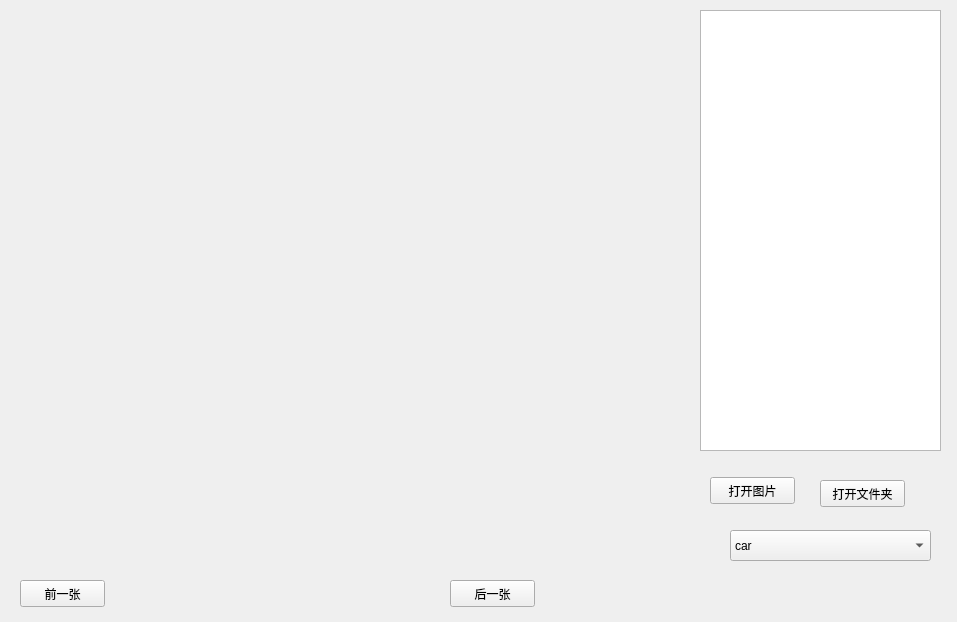
This is mainwindows.ui in 28877110/ImageAnnotation as Qt 5 draws it before an edit. The edited form follows.
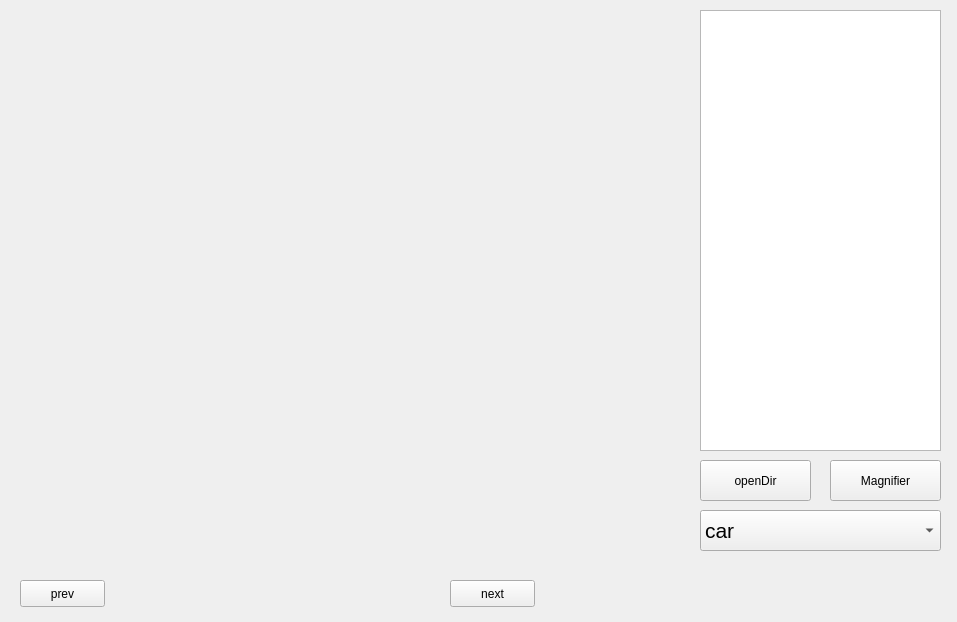
This is the edited form.

```diff
--- a/mainwindows.ui
+++ b/mainwindows.ui
@@ -13,30 +13,17 @@
   <property name="windowTitle">
    <string>Form</string>
   </property>
-  <widget class="QPushButton" name="open_image">
-   <property name="geometry">
-    <rect>
-     <x>710</x>
-     <y>477</y>
-     <width>85</width>
-     <height>27</height>
-    </rect>
-   </property>
-   <property name="text">
-    <string>打开图片</string>
-   </property>
-  </widget>
   <widget class="QPushButton" name="open_file">
    <property name="geometry">
     <rect>
-     <x>820</x>
-     <y>480</y>
-     <width>85</width>
-     <height>27</height>
+     <x>700</x>
+     <y>460</y>
+     <width>111</width>
+     <height>41</height>
     </rect>
    </property>
    <property name="text">
-    <string>打开文件夹</string>
+    <string>openDir</string>
    </property>
   </widget>
   <widget class="QListWidget" name="file_list">
@@ -59,7 +46,7 @@
     </rect>
    </property>
    <property name="text">
-    <string>前一张</string>
+    <string>prev</string>
    </property>
   </widget>
   <widget class="QPushButton" name="next_image">
@@ -72,18 +59,29 @@
     </rect>
    </property>
    <property name="text">
-    <string>后一张</string>
+    <string>next</string>
    </property>
   </widget>
   <widget class="QComboBox" name="check_box">
    <property name="geometry">
     <rect>
-     <x>730</x>
-     <y>530</y>
-     <width>201</width>
-     <height>31</height>
+     <x>700</x>
+     <y>510</y>
+     <width>241</width>
+     <height>41</height>
     </rect>
    </property>
+   <property name="font">
+    <font>
+     <pointsize>16</pointsize>
+    </font>
+   </property>
+   <property name="layoutDirection">
+    <enum>Qt::LeftToRight</enum>
+   </property>
+   <property name="autoFillBackground">
+    <bool>false</bool>
+   </property>
    <item>
     <property name="text">
      <string>car</string>
@@ -105,6 +103,19 @@
     </property>
    </item>
   </widget>
+  <widget class="QPushButton" name="open_magnifier">
+   <property name="geometry">
+    <rect>
+     <x>830</x>
+     <y>460</y>
+     <width>111</width>
+     <height>41</height>
+    </rect>
+   </property>
+   <property name="text">
+    <string>Magnifier</string>
+   </property>
+  </widget>
  </widget>
  <resources/>
  <connections/>
```
